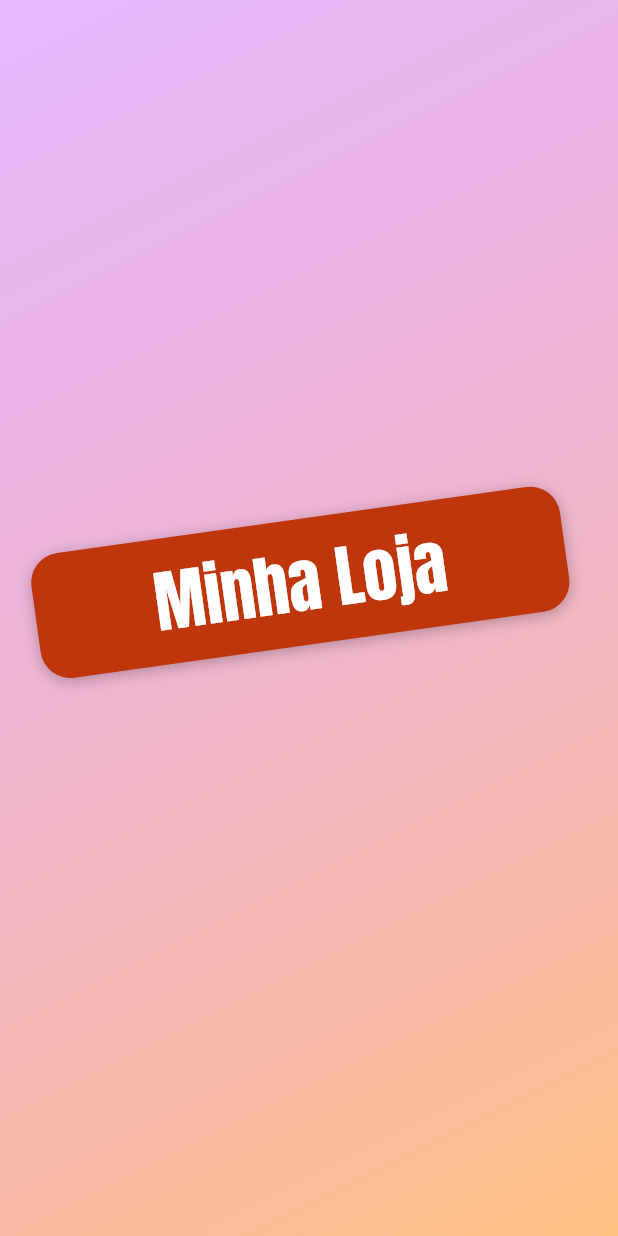
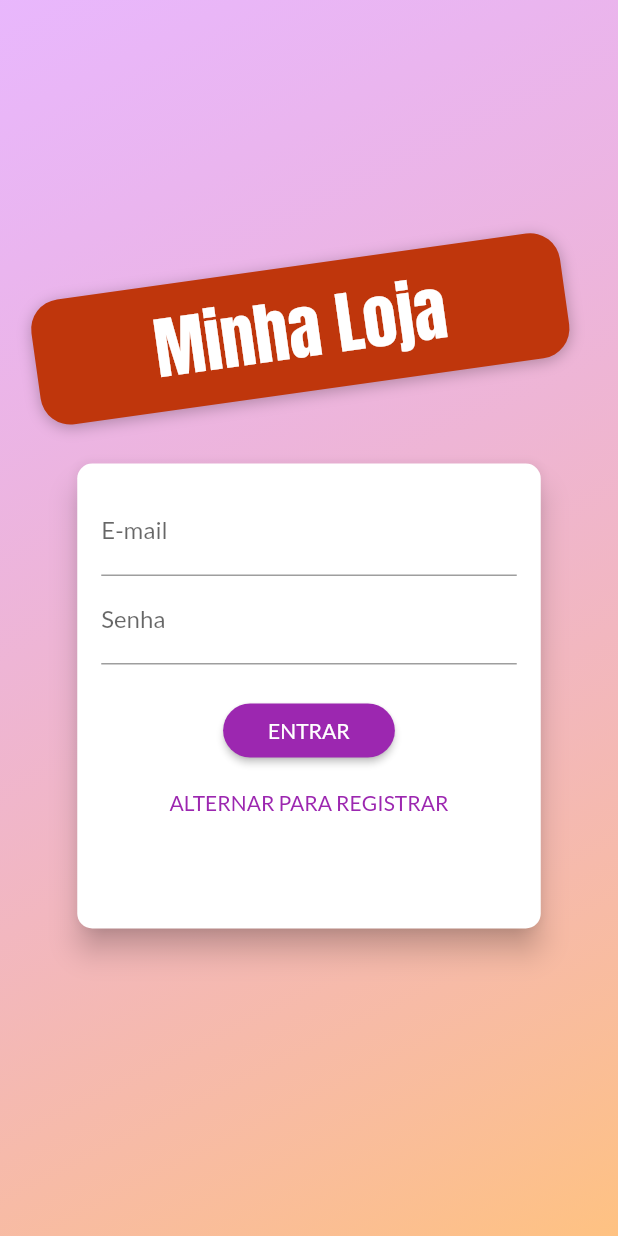
Before and after one commit to rodolforoc/my-shop, a Flutter app: the screen it shows after launch, on a phone screen of 412 x 824 dp. Run offline on Flutter 3.47's test engine with Material 2 defaults, Android fonts, the phone set to English and light mode, and no system bars.

Commit message:
finish auth screen and add auth card

```diff
--- a/lib/views/auth_screen.dart
+++ b/lib/views/auth_screen.dart
@@ -1,6 +1,7 @@
 import 'dart:math';
 
 import 'package:flutter/material.dart';
+import 'package:shop/widgets/auth_card.dart';
 
 class AuthScreen extends StatelessWidget {
   @override
@@ -26,6 +27,7 @@ class AuthScreen extends StatelessWidget {
               crossAxisAlignment: CrossAxisAlignment.center,
               children: [
                 Container(
+                  margin: EdgeInsets.only(bottom: 20),
                   padding: EdgeInsets.symmetric(
                     vertical: 8,
                     horizontal: 80,
@@ -50,7 +52,8 @@ class AuthScreen extends StatelessWidget {
                       fontFamily: 'Anton',
                     ),
                   ),
-                )
+                ),
+                AuthCard(),
               ],
             ),
           )
--- /dev/null
+++ b/lib/widgets/auth_card.dart
@@ -0,0 +1,148 @@
+import 'package:flutter/material.dart';
+
+enum AuthMode {
+  Signup,
+  Login,
+}
+
+class AuthCard extends StatefulWidget {
+  @override
+  _AuthCardState createState() => _AuthCardState();
+}
+
+class _AuthCardState extends State<AuthCard> {
+  GlobalKey<FormState> _form = GlobalKey();
+  bool _isLoading = false;
+  AuthMode _authMode = AuthMode.Login;
+  final _passwordController = TextEditingController();
+
+  Map<String, String> _authData = {
+    'email': '',
+    'password': '',
+  };
+
+  void _submit() {
+    if (!_form.currentState.validate()) {
+      return;
+    }
+    setState(() {
+      _isLoading = true;
+    });
+
+    _form.currentState.save();
+
+    if (_authMode == AuthMode.Login) {
+    } else {}
+
+    setState(() {
+      _isLoading = false;
+    });
+  }
+
+  void _switchAuthMode() {
+    if (_authMode == AuthMode.Login) {
+      setState(() {
+        _authMode = AuthMode.Signup;
+      });
+    } else {
+      setState(() {
+        _authMode = AuthMode.Login;
+      });
+    }
+  }
+
+  @override
+  Widget build(BuildContext context) {
+    final deviceSize = MediaQuery.of(context).size;
+    return Card(
+      elevation: 8.0,
+      shape: RoundedRectangleBorder(
+        borderRadius: BorderRadius.circular(10.0),
+      ),
+      child: Container(
+        height: _authMode == AuthMode.Login ? 310 : 330,
+        width: deviceSize.width * 0.75,
+        padding: EdgeInsets.all(16),
+        child: Form(
+          key: _form,
+          child: Column(
+            children: [
+              TextFormField(
+                decoration: InputDecoration(
+                  labelText: 'E-mail',
+                ),
+                keyboardType: TextInputType.emailAddress,
+                validator: (value) {
+                  if (value.isEmpty || !value.contains('@')) {
+                    return "Informe um email válido";
+                  }
+                  return null;
+                },
+                onSaved: (value) => _authData['email'] = value,
+              ),
+              TextFormField(
+                obscureText: true,
+                controller: _passwordController,
+                decoration: InputDecoration(
+                  labelText: 'Senha',
+                ),
+                keyboardType: TextInputType.emailAddress,
+                validator: (value) {
+                  if (value.isEmpty || value.length < 5) {
+                    return "Informe uma senha válida";
+                  }
+                  return null;
+                },
+                onSaved: (value) => _authData['password'] = value,
+              ),
+              if (_authMode == AuthMode.Signup)
+                TextFormField(
+                  obscureText: true,
+                  decoration: InputDecoration(
+                    labelText: 'Confirmar Senha',
+                  ),
+                  keyboardType: TextInputType.emailAddress,
+                  validator: _authMode == AuthMode.Signup
+                      ? (value) {
+                          if (value != _passwordController.text) {
+                            return "Senhas são diferentes!";
+                          }
+                          return null;
+                        }
+                      : null,
+                ),
+              SizedBox(
+                height: 20,
+              ),
+              _isLoading
+                  ? CircularProgressIndicator()
+                  : RaisedButton(
+                      shape: RoundedRectangleBorder(
+                        borderRadius: BorderRadius.circular(30),
+                      ),
+                      color: Theme.of(context).primaryColor,
+                      textColor:
+                          Theme.of(context).primaryTextTheme.button.color,
+                      padding: EdgeInsets.symmetric(
+                        horizontal: 30,
+                        vertical: 8,
+                      ),
+                      child: Text(
+                        _authMode == AuthMode.Login ? 'ENTRAR' : 'REGISRTAR',
+                      ),
+                      onPressed: _submit,
+                    ),
+              FlatButton(
+                onPressed: _switchAuthMode,
+                child: Text(
+                  "ALTERNAR PARA ${_authMode == AuthMode.Login ? 'REGISTRAR' : 'LOGIN'}",
+                ),
+                textColor: Theme.of(context).primaryColor,
+              )
+            ],
+          ),
+        ),
+      ),
+    );
+  }
+}
```
